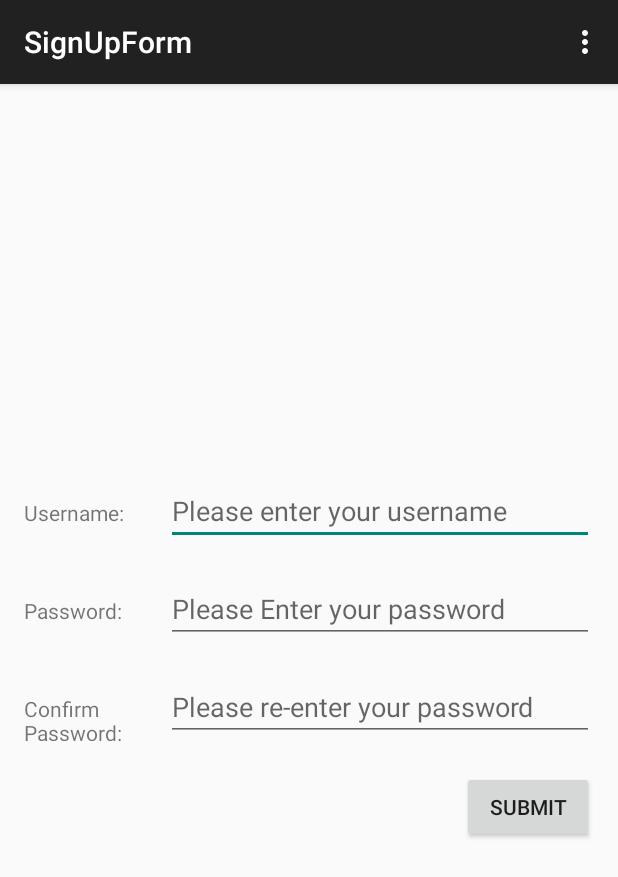
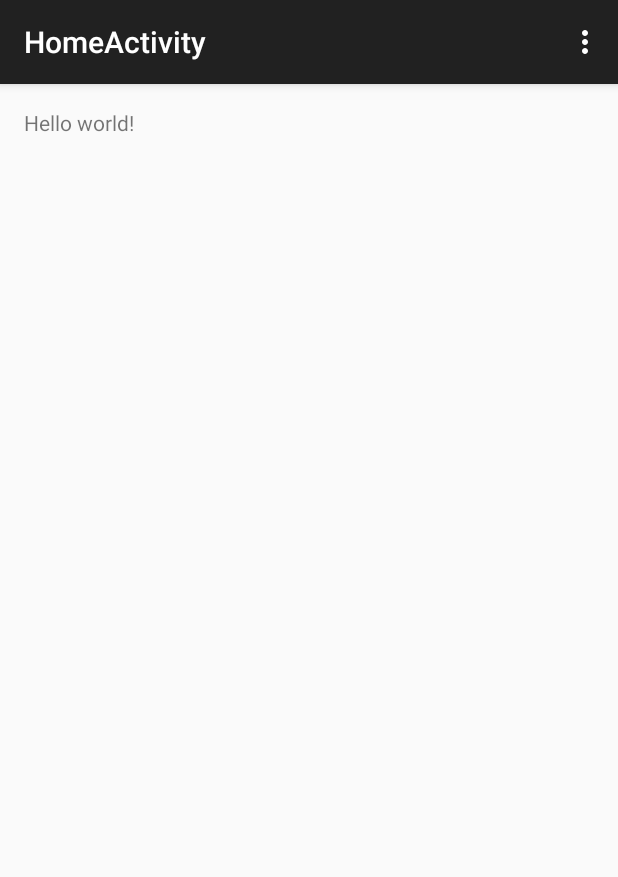
Before and after one commit to fayimora/SignUpForm, an Android app: the screen it shows after launch (LoginActivity before the commit, HomeActivity after it), after a tap on "SUBMIT", on a phone screen of 412 x 824 dp. Shown: the top 877 px of the screen. Run offline under Robolectric (Android 15) with nearby library versions, the phone set to English and light mode, and no system bars.

Commit message:
Add new Home activity. Pass new user from login to home activity

```diff
--- a/app/src/main/AndroidManifest.xml
+++ b/app/src/main/AndroidManifest.xml
@@ -16,6 +16,10 @@
                 <category android:name="android.intent.category.LAUNCHER" />
             </intent-filter>
         </activity>
+        <activity
+            android:name=".HomeActivity"
+            android:label="@string/title_activity_home" >
+        </activity>
     </application>
 
 </manifest>
--- /dev/null
+++ b/app/src/main/java/com/fayimora/signupform/HomeActivity.java
@@ -0,0 +1,42 @@
+package com.fayimora.signupform;
+
+import android.support.v7.app.ActionBarActivity;
+import android.os.Bundle;
+import android.util.Log;
+import android.view.Menu;
+import android.view.MenuItem;
+
+
+public class HomeActivity extends ActionBarActivity {
+
+    @Override
+    protected void onCreate(Bundle savedInstanceState) {
+        super.onCreate(savedInstanceState);
+        setContentView(R.layout.activity_home);
+
+        User u = (User) getIntent().getSerializableExtra("USER");
+        Log.d("User", "Username is "+u.getUsername());
+    }
+
+    @Override
+    public boolean onCreateOptionsMenu(Menu menu) {
+        // Inflate the menu; this adds items to the action bar if it is present.
+        getMenuInflater().inflate(R.menu.menu_home, menu);
+        return true;
+    }
+
+    @Override
+    public boolean onOptionsItemSelected(MenuItem item) {
+        // Handle action bar item clicks here. The action bar will
+        // automatically handle clicks on the Home/Up button, so long
+        // as you specify a parent activity in AndroidManifest.xml.
+        int id = item.getItemId();
+
+        //noinspection SimplifiableIfStatement
+        if (id == R.id.action_settings) {
+            return true;
+        }
+
+        return super.onOptionsItemSelected(item);
+    }
+}
--- a/app/src/main/java/com/fayimora/signupform/LoginActivity.java
+++ b/app/src/main/java/com/fayimora/signupform/LoginActivity.java
@@ -1,5 +1,6 @@
 package com.fayimora.signupform;
 
+import android.content.Intent;
 import android.support.v7.app.ActionBarActivity;
 import android.os.Bundle;
 import android.util.Log;
@@ -36,9 +37,13 @@ public class LoginActivity extends ActionBarActivity {
                 String username = mUsernameInput.getText().toString();
                 String password = mPasswordInput.getText().toString();
                 String confirmPassword = mConfirmPasswordInput.getText().toString();
-                if(password.equals(confirmPassword))
+                if(password.equals(confirmPassword)) {
                     Log.d(TAG, "Password matches");
-                else
+                    User u = new User(username, password);
+                    Intent i = new Intent(LoginActivity.this, HomeActivity.class);
+                    i.putExtra("USER", u);
+                    startActivity(i);
+                }else
                     Log.d(TAG, "Passwords don't match");
             }
         });
--- a/app/src/main/java/com/fayimora/signupform/User.java
+++ b/app/src/main/java/com/fayimora/signupform/User.java
@@ -1,9 +1,11 @@
 package com.fayimora.signupform;
+
+import java.io.Serializable;
 
 /**
  * Created by fayimora on 31/05/15.
  */
-public class User {
+public class User implements Serializable {
     private String mUsername;
     private String mPassword;
 
--- /dev/null
+++ b/app/src/main/res/layout/activity_home.xml
@@ -0,0 +1,12 @@
+<RelativeLayout xmlns:android="http://schemas.android.com/apk/res/android"
+    xmlns:tools="http://schemas.android.com/tools" android:layout_width="match_parent"
+    android:layout_height="match_parent" android:paddingLeft="@dimen/activity_horizontal_margin"
+    android:paddingRight="@dimen/activity_horizontal_margin"
+    android:paddingTop="@dimen/activity_vertical_margin"
+    android:paddingBottom="@dimen/activity_vertical_margin"
+    tools:context="com.fayimora.signupform.HomeActivity">
+
+    <TextView android:text="@string/hello_world" android:layout_width="wrap_content"
+        android:layout_height="wrap_content" />
+
+</RelativeLayout>
--- /dev/null
+++ b/app/src/main/res/menu/menu_home.xml
@@ -0,0 +1,7 @@
+<menu xmlns:android="http://schemas.android.com/apk/res/android"
+    xmlns:app="http://schemas.android.com/apk/res-auto"
+    xmlns:tools="http://schemas.android.com/tools"
+    tools:context="com.fayimora.signupform.HomeActivity">
+    <item android:id="@+id/action_settings" android:title="@string/action_settings"
+        android:orderInCategory="100" app:showAsAction="never" />
+</menu>
--- a/app/src/main/res/values/strings.xml
+++ b/app/src/main/res/values/strings.xml
@@ -16,4 +16,5 @@
     <!-- confirm password field-->
     <string name="confirm_password_label">Confirm Password:</string>
     <string name="confirm_password_input_hint">Please re-enter your password</string>
+    <string name="title_activity_home">HomeActivity</string>
 </resources>
```
